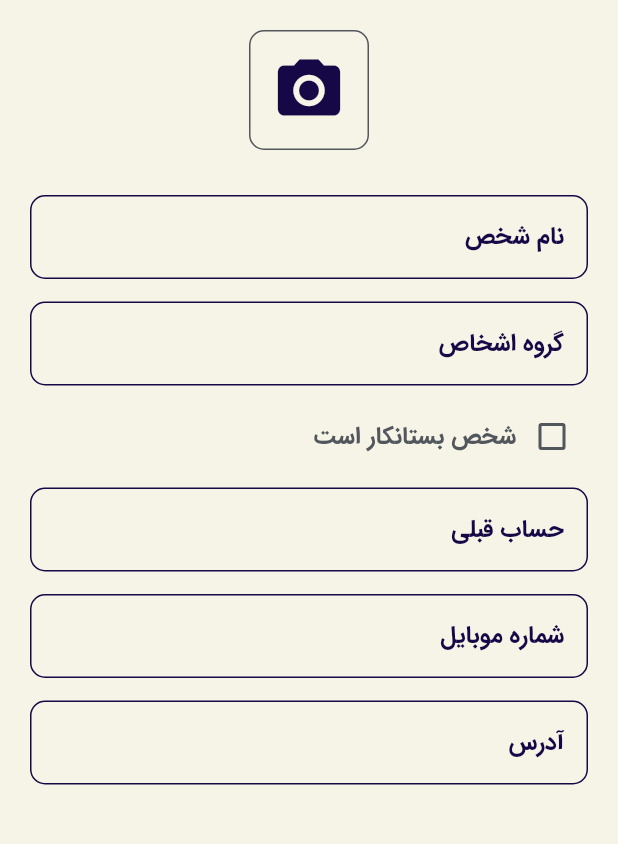
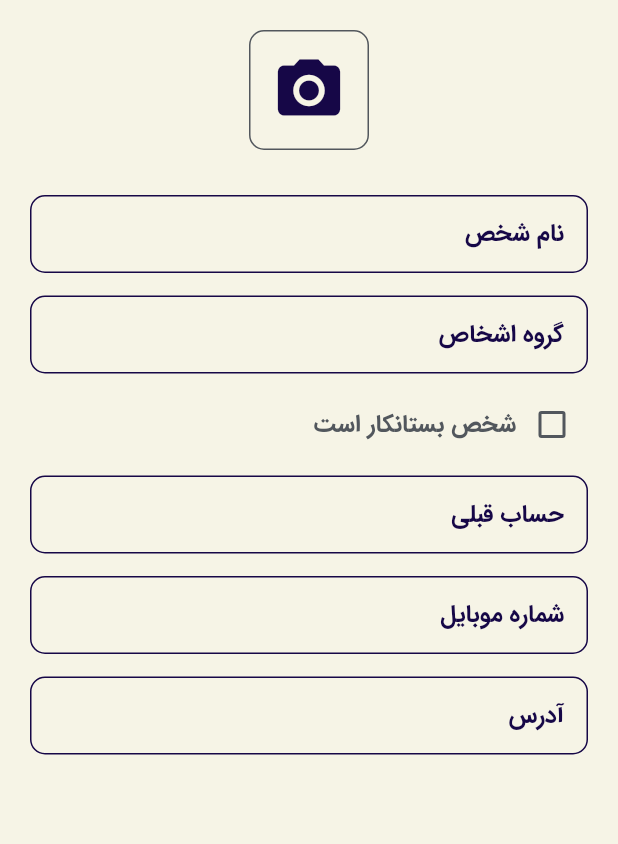
Before and after one commit to iam-hosseindarvishi/sell_pro, a Flutter app: the PeapleFormScreen screen opened directly, on a phone screen of 412 x 824 dp, the part 84-928 px from its top. Run offline on Flutter 3.47's test engine with Material 3 defaults, Android fonts, the phone set to English and light mode, and no system bars; our stand-ins replace flutter_riverpod, hexcolor, image_picker; missing offline and left inert: dart:ffi.

Commit message:
feat : responvise text and text field and app responvise size added

```diff
--- /dev/null
+++ b/lib/src/configs/utils/responsive_size.dart
@@ -0,0 +1,11 @@
+// تابعی برای محاسبه اندازه فونت بر اساس اندازه صفحه
+
+import 'package:flutter/material.dart';
+import 'dart:math';
+
+double getFontSize(BuildContext context, double baseSize) {
+  final screenWidth = MediaQuery.sizeOf(context).width;
+  final screenHeight = MediaQuery.sizeOf(context).height;
+  final size = min(screenWidth, screenHeight);
+  return baseSize * (size / 640);
+}
--- a/lib/src/shared/widgets/text_fields/app_text_field.dart
+++ b/lib/src/shared/widgets/text_fields/app_text_field.dart
@@ -35,7 +35,7 @@ class AppTextField extends StatelessWidget {
             hintText: hintText,
             hintStyle: TextStyle(
                 fontWeight: FontWeight.bold,
-                fontFamily: "Sahel",
+                fontFamily: "IranSans",
                 fontSize: 15.0,
                 color: Theme.of(context).colorScheme.onPrimary),
             filled: true,
--- a/lib/src/shared/widgets/text_fields/form_text_field.dart
+++ b/lib/src/shared/widgets/text_fields/form_text_field.dart
@@ -1,9 +1,15 @@
 import 'package:flutter/material.dart';
+import 'package:sell_pro/src/configs/utils/responsive_size.dart';
 
 class AppFormTextField extends StatefulWidget {
   final String labelText;
-
-  const AppFormTextField({super.key, required this.labelText});
+  String? Function(String?)? validator;
+  TextInputType inputType;
+  AppFormTextField(
+      {super.key,
+      required this.labelText,
+      this.validator,
+      this.inputType = TextInputType.text});
 
   @override
   State<AppFormTextField> createState() => _AppFormTextFieldState();
@@ -15,15 +21,25 @@ class _AppFormTextFieldState extends State<AppFormTextField> {
   @override
   Widget build(BuildContext context) {
     return TextFormField(
+      keyboardType: widget.inputType,
+      enableSuggestions: true,
       controller: controller,
-      onChanged: (value) {
-        setState(() {
-          controller.text.isEmpty ? hasValue = false : hasValue = true;
-        });
-      },
-      style: TextStyle(fontSize: 16, fontFamily: "IranSans"),
+      validator: (value) => widget.validator!(value),
+      onChanged: (value) => setState(() {
+        controller.text.isEmpty ? hasValue = false : hasValue = true;
+      }),
+      style:
+          TextStyle(fontSize: getFontSize(context, 21), fontFamily: "IranSans"),
       decoration: InputDecoration(
           labelText: widget.labelText,
+          errorMaxLines: 1,
+          errorStyle: TextStyle(
+              wordSpacing: 1,
+              backgroundColor: Theme.of(context).colorScheme.error,
+              color: Theme.of(context).colorScheme.onError,
+              fontFamily: "IranSans",
+              fontSize: getFontSize(context, 18),
+              fontWeight: FontWeight.bold),
           labelStyle: TextStyle(
               color: Theme.of(context).colorScheme.secondary,
               fontFamily: "IranSans",
@@ -33,6 +49,14 @@ class _AppFormTextFieldState extends State<AppFormTextField> {
               borderRadius: BorderRadius.circular(10),
               borderSide: BorderSide(
                   width: 1, color: Theme.of(context).colorScheme.secondary)),
+          errorBorder: OutlineInputBorder(
+              borderRadius: BorderRadius.circular(10),
+              borderSide: BorderSide(
+                  width: 1, color: Theme.of(context).colorScheme.error)),
+          focusedErrorBorder: OutlineInputBorder(
+              borderRadius: BorderRadius.circular(10),
+              borderSide: BorderSide(
+                  width: 1, color: Theme.of(context).colorScheme.error)),
           focusedBorder: OutlineInputBorder(
             borderRadius: BorderRadius.circular(10),
             borderSide: BorderSide(
@@ -48,7 +72,7 @@ class _AppFormTextFieldState extends State<AppFormTextField> {
                   },
                   icon: Icon(
                     Icons.clear,
-                    color: Colors.white,
+                    color: Theme.of(context).colorScheme.onSurface,
                   ))
               : null),
     );
```
Also changed, not shown: lib/src/features/splash/presentation/screens/splash_screen_page.dart (+13 -8 lines), lib/src/shared/widgets/text_widgets/responsive_text.dart (added, +20 -0 lines).
